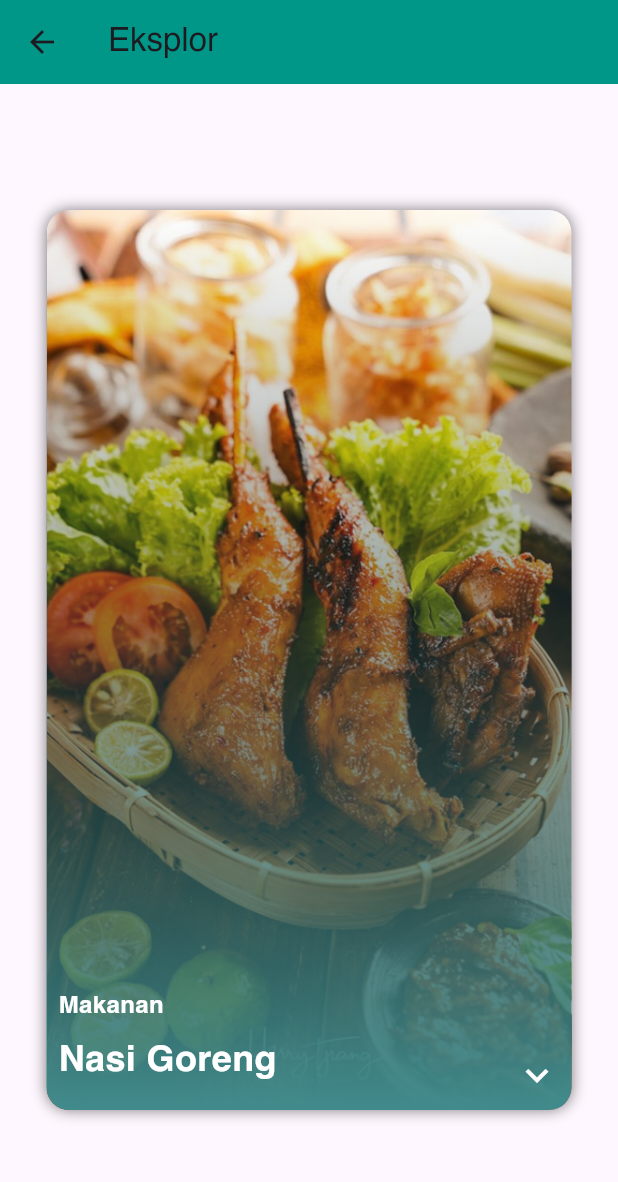
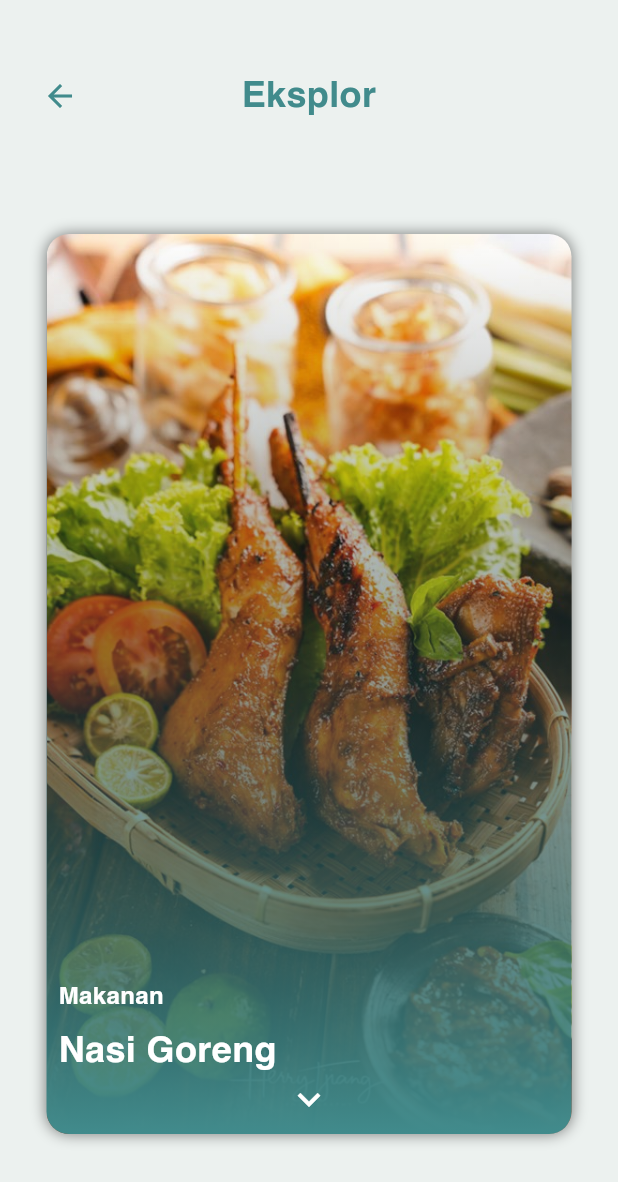
Before and after one commit to NicMatthew/terserah, a Flutter app: the SwipeCardDemo screen opened directly, on a phone screen of 412 x 824 dp. Shown: the top 1182 px of the screen. Run offline on Flutter 3.47's test engine with Material 3 defaults, Android fonts, the light colour scheme and no system bars; missing offline and left inert: swipable_stack.

Commit message:
swipe finish

```diff
--- a/terserah/lib/swipe_activites.dart
+++ b/terserah/lib/swipe_activites.dart
@@ -84,11 +84,38 @@ class _SwipeCardDemoState extends State<SwipeCardDemo> {
     );
 
     return Scaffold(
-      appBar: AppBar(
-        title: Text('Eksplor'),
-        backgroundColor: Colors.teal,
+      backgroundColor: Color.fromRGBO(236, 241, 239, 1),
+      body: Column(
+        children: [
+          // Header
+          Container(
+            color: Color.fromRGBO(236, 241, 239, 1),
+            padding: EdgeInsets.only(top: 40, left: 16, right: 16, bottom: 0),
+            child: Row(
+              children: [
+                IconButton(
+                  icon: Icon(Icons.arrow_back, color: Color.fromRGBO(65, 139, 140, 1)),
+                  onPressed: () {
+                    Navigator.pop(context);
+                  },
                 ),
-      body: Center(
+                Expanded(
+                  child: Text(
+                    'Eksplor',
+                    style: TextStyle(
+                      fontSize: 24,
+                      fontWeight: FontWeight.bold,
+                      color: Color.fromRGBO(65, 139, 140, 1),
+                    ),
+                    textAlign: TextAlign.center,
+                  ),
+                ),
+                SizedBox(width: 48), // To balance the space taken by the back button
+              ],
+            ),
+          ),
+          Expanded(
+            child: Center(
               child: SizedBox(
                 width: 350, // Fixed width
                 height: 600, // Fixed height
@@ -124,6 +151,9 @@ class _SwipeCardDemoState extends State<SwipeCardDemo> {
                   },
                 ),
               ),
+            ),
+          ),
+        ],
       ),
     );
   }
@@ -208,10 +238,15 @@ class _CardWidgetState extends State<CardWidget> {
                         color: Colors.white,
                       ),
                     ),
-                    SizedBox(height: 8),
-                    // Expandable Description
-                    if (widget.isExpanded)
-                      Padding(
+                    // Expandable Description with animation
+                    AnimatedContainer(
+                      duration: const Duration(milliseconds: 300),
+                      curve: Curves.easeInOut,
+                      height: widget.isExpanded ? 30 : 0, // Animate height
+                      child: AnimatedSwitcher(
+                        duration: const Duration(milliseconds: 300),
+                        child: widget.isExpanded
+                            ? Padding(
                           padding: const EdgeInsets.only(top: 8.0),
                           child: Text(
                             widget.description,
@@ -220,15 +255,13 @@ class _CardWidgetState extends State<CardWidget> {
                               color: Colors.white,
                             ),
                           ),
-                      ),
-                  ],
+                        )
+                            : SizedBox.shrink(),
                       ),
                     ),
-            ),
-            // Expand/Collapse Arrow
-            Positioned(
-              bottom: 8,
-              right: 8,
+                    // Arrow in the center at the bottom
+                    Align(
+                      alignment: Alignment.bottomCenter,
                       child: GestureDetector(
                         onTap: widget.onToggleDescription,
                         child: Icon(
@@ -241,6 +274,10 @@ class _CardWidgetState extends State<CardWidget> {
                   ],
                 ),
               ),
+            ),
+          ],
+        ),
+      ),
     );
   }
 }
```
Also changed, not shown: terserah/assets/fire-icon.png (added), terserah/assets/love-icon.png (added). Lines whose indentation alone changed are shown as unchanged.
